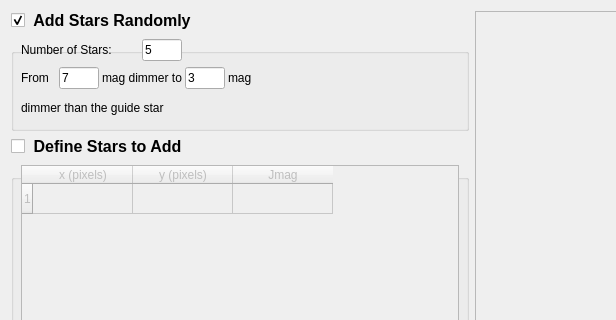
First picture: the form in fgs-commissioning/jwst_magic/background_stars.ui, repository spacetelescope/jwst_magic, before the edit; both pictures show x 0 to 616 and y 0 to 320 of the 1136 by 818 pixel window.
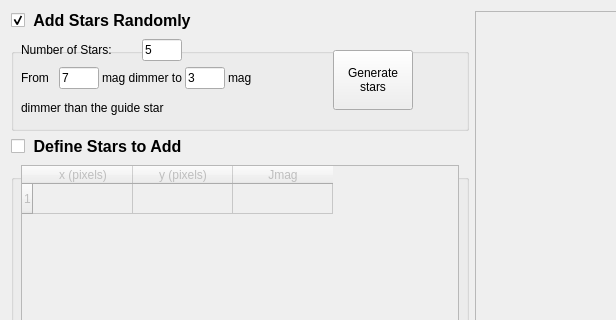
Second picture: the form after the edit.

Commit message: Add button to generate random stars, getting rid of problem where "cancel" still writes stars out.

The edit to the form file:
```diff
--- a/fgs-commissioning/jwst_magic/background_stars.ui
+++ b/fgs-commissioning/jwst_magic/background_stars.ui
@@ -40,7 +40,7 @@
      <property name="checked">
       <bool>true</bool>
      </property>
-     <layout class="QVBoxLayout" name="verticalLayout_2">
+     <layout class="QHBoxLayout" name="horizontalLayout_3">
       <property name="margin">
        <number>0</number>
       </property>
@@ -169,6 +169,67 @@
         </layout>
        </widget>
       </item>
+      <item>
+       <spacer name="horizontalSpacer">
+        <property name="orientation">
+         <enum>Qt::Horizontal</enum>
+        </property>
+        <property name="sizeHint" stdset="0">
+         <size>
+          <width>40</width>
+          <height>20</height>
+         </size>
+        </property>
+       </spacer>
+      </item>
+      <item>
+       <widget class="QPushButton" name="pushButton_random">
+        <property name="sizePolicy">
+         <sizepolicy hsizetype="Preferred" vsizetype="Fixed">
+          <horstretch>0</horstretch>
+          <verstretch>0</verstretch>
+         </sizepolicy>
+        </property>
+        <property name="minimumSize">
+         <size>
+          <width>0</width>
+          <height>60</height>
+         </size>
+        </property>
+        <property name="maximumSize">
+         <size>
+          <width>100</width>
+          <height>16777215</height>
+         </size>
+        </property>
+        <property name="focusPolicy">
+         <enum>Qt::ClickFocus</enum>
+        </property>
+        <property name="toolTip">
+         <string>Add stars randomly to the image with the parameters at left</string>
+        </property>
+        <property name="text">
+         <string>Generate
+stars</string>
+        </property>
+        <property name="autoDefault">
+         <bool>false</bool>
+        </property>
+       </widget>
+      </item>
+      <item>
+       <spacer name="horizontalSpacer_2">
+        <property name="orientation">
+         <enum>Qt::Horizontal</enum>
+        </property>
+        <property name="sizeHint" stdset="0">
+         <size>
+          <width>40</width>
+          <height>20</height>
+         </size>
+        </property>
+       </spacer>
+      </item>
      </layout>
     </widget>
    </item>
```
Left out of the diff: 6 changed lines with no effect on the pictures. The commit also changes 1 other file.
